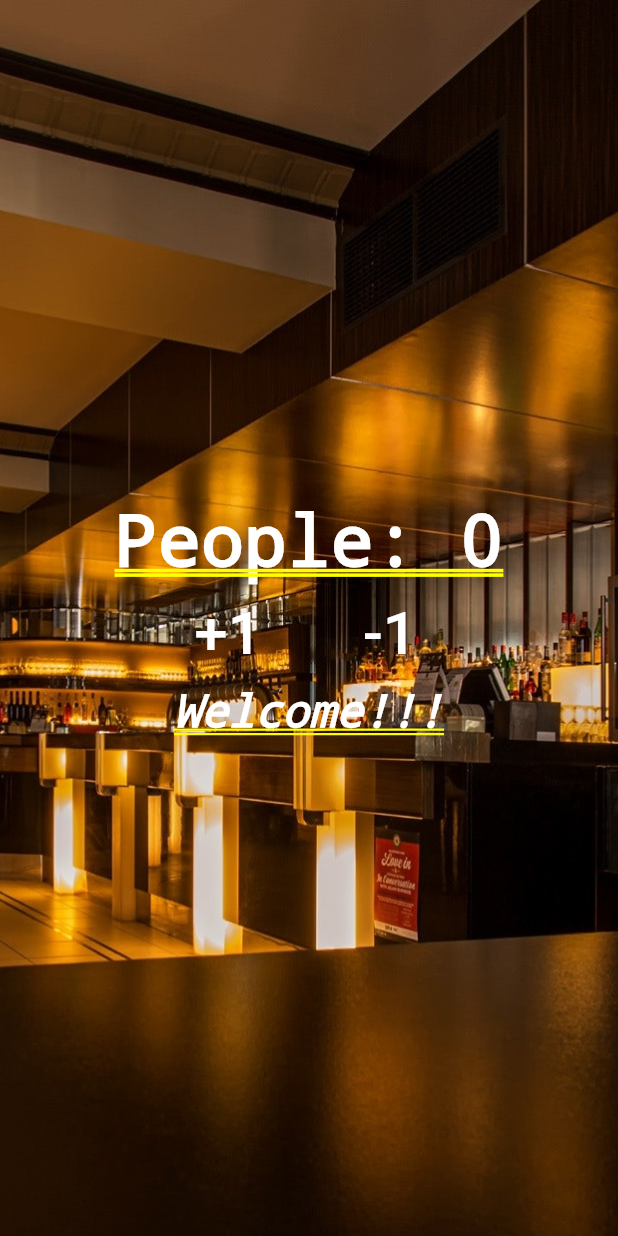
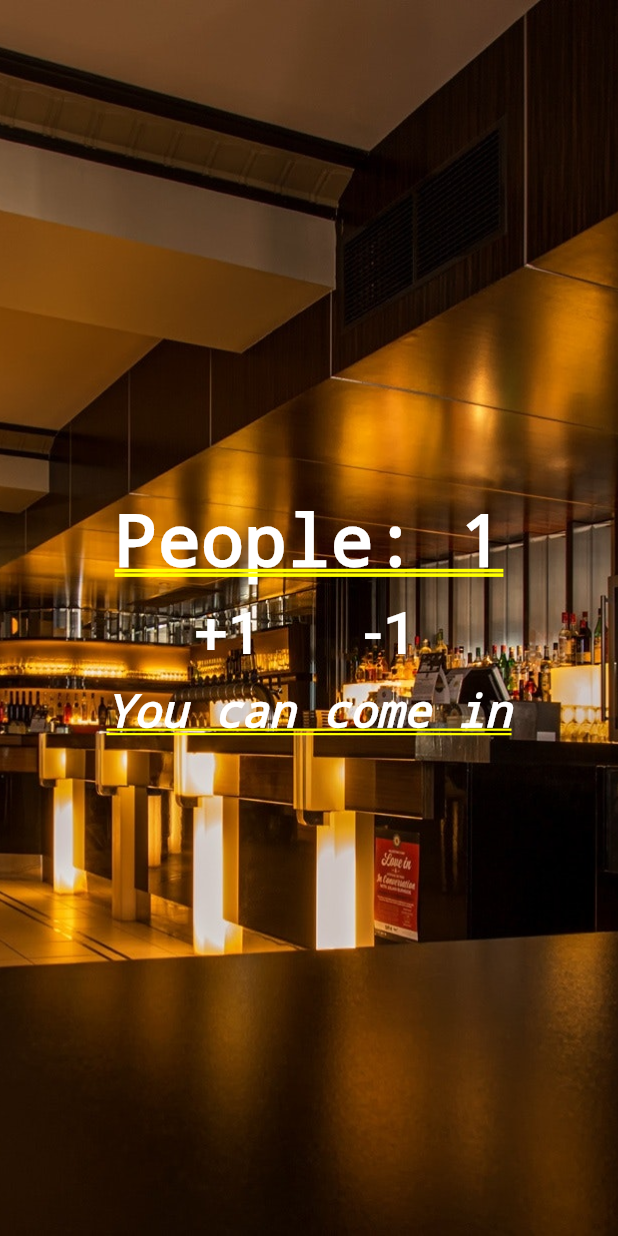
Before and after one commit to jonathanoliveira9/FlutterCountPeople, a Flutter app: the screen it shows after launch, after a tap on "+1", on a phone screen of 412 x 824 dp. Run offline on Flutter 3.47's test engine with Material 2 defaults, Android fonts, the phone set to English and light mode, and no system bars.

```diff
--- a/lib/main.dart
+++ b/lib/main.dart
@@ -1,20 +1,46 @@
 import 'package:flutter/material.dart';
 
 void main() {
-  runApp(MaterialApp(
-      title: 'Count People',
-      home: Stack(
+  runApp(MaterialApp(title: 'Count People', home: Home()));
+}
+
+class Home extends StatefulWidget {
+  @override
+  _HomeState createState() => _HomeState();
+}
+
+class _HomeState extends State<Home> {
+  int _people = 0;
+  String _infoText = "You can come in";
+
+  void _changePeople(int delta) {
+    setState(() {
+      _people += delta;
+
+      if (_people < 0) {
+        _infoText = "Invert World";
+      } else if (_people <= 10) {
+        _infoText = "You can come in";
+      } else {
+        _infoText = "Full";
+      }
+    });
+  }
+
+  @override
+  Widget build(BuildContext context) {
+    return Stack(
       children: <Widget>[
         Image.asset(
           "images/restaurant.jpg",
-            fit : BoxFit.cover,
+          fit: BoxFit.cover,
           height: 1000.0,
         ),
         Column(
           mainAxisAlignment: MainAxisAlignment.center,
           children: <Widget>[
             Text(
-                "People: 0",
+              "People: $_people",
               style:
               TextStyle(color: Colors.white, fontWeight: FontWeight.bold),
             ),
@@ -28,7 +54,9 @@ void main() {
                       '+1',
                       style: TextStyle(fontSize: 40.0, color: Colors.white),
                     ),
-                      onPressed: () {},
+                    onPressed: () {
+                      _changePeople(1);
+                    },
                   ),
                 ),
                 Padding(
@@ -38,13 +66,15 @@ void main() {
                       '-1',
                       style: TextStyle(fontSize: 40.0, color: Colors.white),
                     ),
-                      onPressed: () {},
+                    onPressed: () {
+                      _changePeople(-1);
+                    },
                   ),
                 ),
               ],
             ),
             Text(
-                "Welcome!!!",
+              _infoText,
               style: TextStyle(
                   color: Colors.white,
                   fontStyle: FontStyle.italic,
@@ -53,5 +83,6 @@ void main() {
           ],
         ),
       ],
-      )));
+    );
   }
+}
```
Lines whose indentation alone changed are shown as unchanged.
